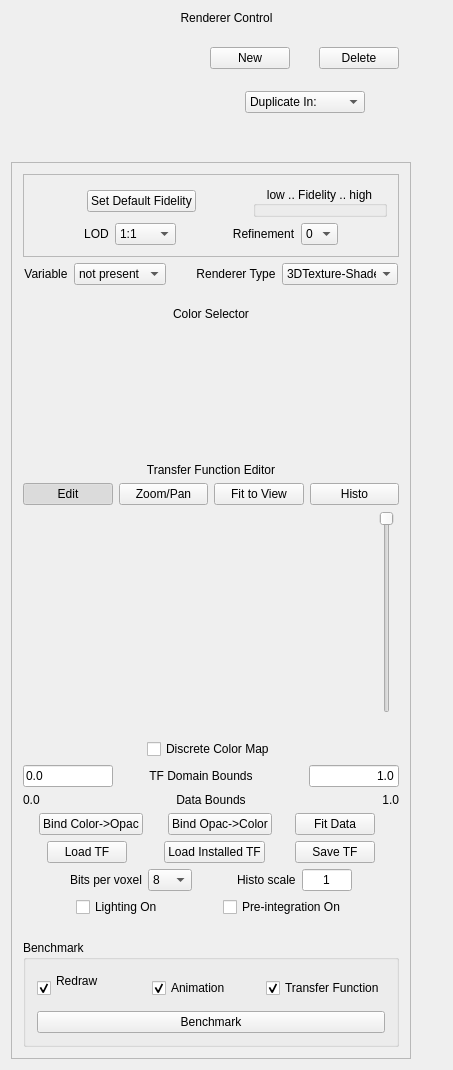
yyr/vapor, file apps/vaporgui/guis/ui/dvr.ui: the form before one commit.
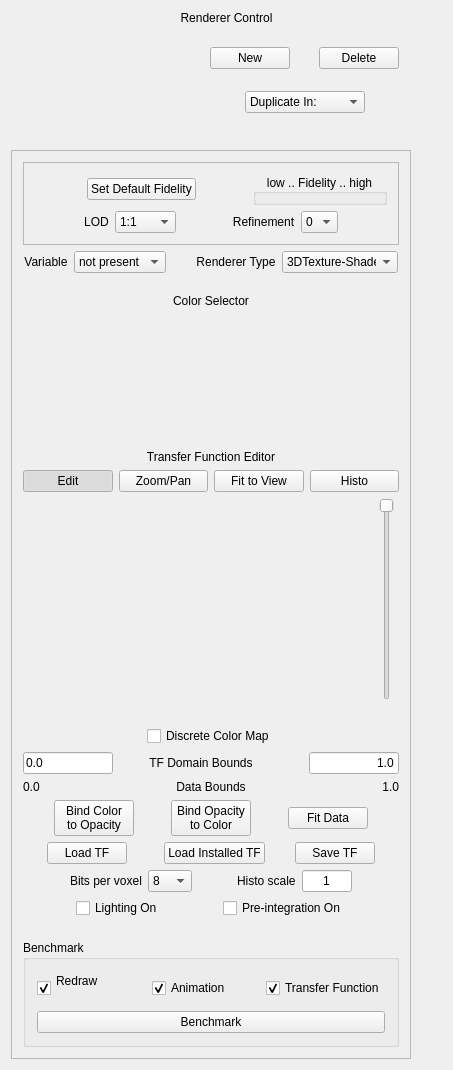
The form after the commit. Custom widgets are drawn as their Qt base class.

Commit message: Modify text in bind buttons below TF

The edit to the form file:
```diff
--- a/apps/vaporgui/guis/ui/dvr.ui
+++ b/apps/vaporgui/guis/ui/dvr.ui
@@ -1121,7 +1121,8 @@
 depending on which button is clicked.</string>
               </property>
               <property name="text">
-               <string>Bind Color-&gt;Opac</string>
+               <string>Bind Color
+to Opacity</string>
               </property>
              </widget>
             </item>
@@ -1157,7 +1158,8 @@
 depending on which button is clicked.</string>
               </property>
               <property name="text">
-               <string>Bind Opac-&gt;Color</string>
+               <string>Bind Opacity
+to Color</string>
               </property>
              </widget>
             </item>
```
The commit also changes 4 other files.
